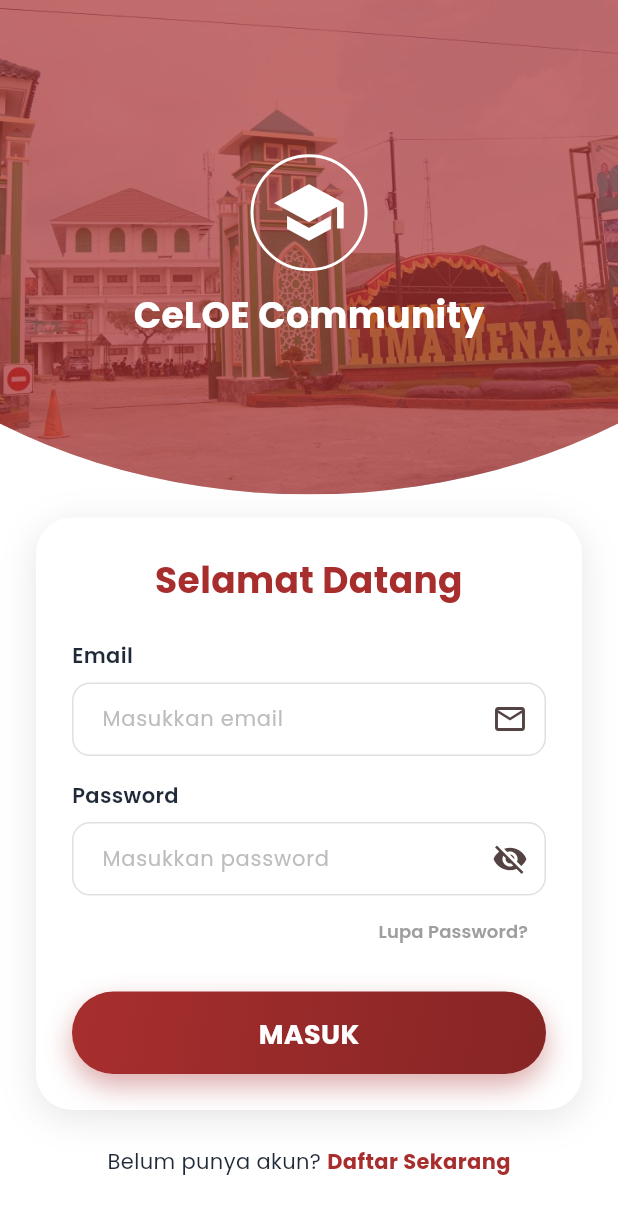
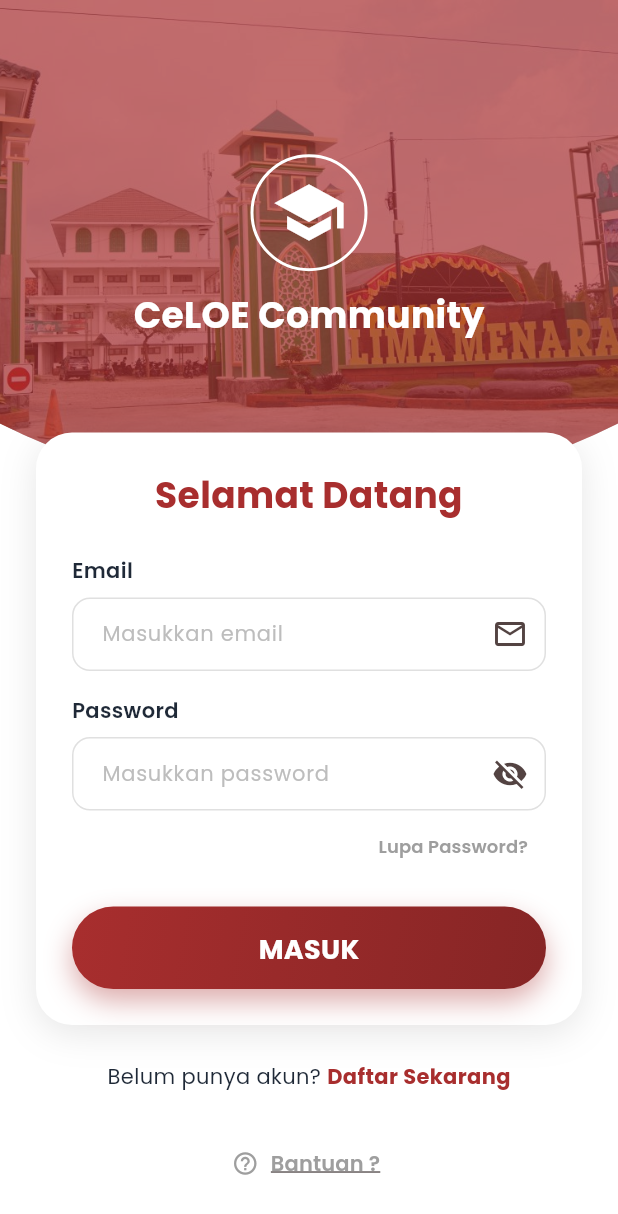
Before and after one commit to muzammilbinmarsuhen/Project-Uas-Celoe_Community, a Flutter app: the screen it shows after launch, on a phone screen of 412 x 824 dp. Shown: the top 1214 px of the screen. Run offline on Flutter 3.47's test engine with Material 3 defaults, Android fonts, the phone set to English and light mode, and no system bars; our stand-ins replace file_picker, flutter_riverpod, google_fonts, image_picker, shared_preferences, video_player and 2 more; missing offline and left inert: webview_flutter_wkwebview.

Commit message:
Penyempurnaan navigasi buttom dan penambahan fitur Bantuan di login

```diff
--- a/lib/features/auth/widgets/liquid_button.dart
+++ b/lib/features/auth/widgets/liquid_button.dart
@@ -19,30 +19,59 @@
   State<LiquidFillButton> createState() => _LiquidFillButtonState();
 }
 
-class _LiquidFillButtonState extends State<LiquidFillButton> with SingleTickerProviderStateMixin {
-  late AnimationController _controller;
-  late Animation<double> _animation;
+class _LiquidFillButtonState extends State<LiquidFillButton> with TickerProviderStateMixin {
+  late AnimationController _fillController;
+  late Animation<double> _fillAnimation;
+
+  late AnimationController _scaleController;
+  late Animation<double> _scaleAnimation;
 
   @override
   void initState() {
     super.initState();
-    _controller = AnimationController(
+    _fillController = AnimationController(
       duration: widget.duration,
       vsync: this,
     );
-    _animation = Tween<double>(begin: 0.0, end: 1.0).animate(
-      CurvedAnimation(parent: _controller, curve: Curves.easeInOut),
+    _fillAnimation = Tween<double>(begin: 0.0, end: 1.0).animate(
+      CurvedAnimation(parent: _fillController, curve: Curves.easeInOutCubic),
+    );
+
+    _scaleController = AnimationController(
+      duration: const Duration(milliseconds: 100),
+      vsync: this,
+    );
+    _scaleAnimation = Tween<double>(begin: 1.0, end: 0.95).animate(
+      CurvedAnimation(parent: _scaleController, curve: Curves.easeInOut),
     );
   }
 
   @override
   void dispose() {
-    _controller.dispose();
+    _fillController.dispose();
+    _scaleController.dispose();
     super.dispose();
   }
 
-  void _handlePress() {
-    _controller.forward(from: 0.0);
+  void _handleTapDown(TapDownDetails details) {
+    if (!_fillController.isAnimating && _fillController.value == 0) {
+       _scaleController.forward();
+    }
+  }
+
+  void _handleTapUp(TapUpDetails details) {
+    if (!_fillController.isAnimating && _fillController.value == 0) {
+      _scaleController.reverse();
+      _startFill();
+    }
+  }
+
+  void _handleTapCancel() {
+    _scaleController.reverse();
+  }
+
+  void _startFill() {
+    _fillController.forward(from: 0.0);
     // Delay actual action slightly to show fill effect
     Future.delayed(const Duration(milliseconds: 600), () {
       if (mounted) widget.onPressed();
@@ -52,11 +81,15 @@
   @override
   Widget build(BuildContext context) {
     return GestureDetector(
-      onTap: _handlePress,
+      onTapDown: _handleTapDown,
+      onTapUp: _handleTapUp,
+      onTapCancel: _handleTapCancel,
       child: AnimatedBuilder(
-        animation: _animation,
+        animation: Listenable.merge([_fillAnimation, _scaleAnimation]),
         builder: (context, child) {
-          return Container(
+          return Transform.scale(
+            scale: _scaleAnimation.value,
+            child: Container(
               width: double.infinity,
               padding: const EdgeInsets.symmetric(vertical: 16),
               decoration: BoxDecoration(
@@ -80,47 +113,37 @@
               child: Stack(
                 alignment: Alignment.center,
                 children: [
-                // 1. Progress Fill
-                Positioned.fill(
-                  child: ClipRRect(
-                    borderRadius: BorderRadius.circular(50),
-                    child: Align(
-                      alignment: Alignment.centerLeft,
-                      child: Container(
-                        width: MediaQuery.of(context).size.width * _animation.value,
-                        color: Colors.white.withValues(alpha: 0.2),
-                      ),
-                    ),
-                  ),
-                ),
-                // 2. Wave Effect
+                  // 1. Progress Fill (Background Layer)
                   Positioned.fill(
                     child: ClipRRect(
                       borderRadius: BorderRadius.circular(50),
                       child: CustomPaint(
                         painter: LiquidWavePainter(
-                        _animation.value,
-                        offset: _animation.value * 100,
-                        color: Colors.white.withValues(alpha: 0.3)
+                          _fillAnimation.value,
+                          wavePhase: _fillAnimation.value * 2 * pi,
+                          color: Colors.white.withValues(alpha: 0.15),
+                          waveFrequency: 1.5,
                         ),
                       ),
                     ),
                   ),
-                // 3. Second Wave
+                  // 2. Progress Fill (Foreground Layer)
                   Positioned.fill(
                     child: ClipRRect(
                       borderRadius: BorderRadius.circular(50),
                       child: CustomPaint(
                         painter: LiquidWavePainter(
-                        _animation.value * 0.85,
-                        offset: _animation.value * 150 + 50,
-                        color: Colors.white.withValues(alpha: 0.15)
+                          _fillAnimation.value,
+                          wavePhase: _fillAnimation.value * 2 * pi + 1.5,
+                          color: Colors.white.withValues(alpha: 0.25),
+                          waveFrequency: 1.0,
                         ),
                       ),
                     ),
                   ),
                   widget.child,
                 ],
+              ),
             ),
           );
         },
@@ -131,10 +154,15 @@
 
 class LiquidWavePainter extends CustomPainter {
   final double progress;
-  final double offset;
+  final double wavePhase;
   final Color color;
+  final double waveFrequency;
 
-  LiquidWavePainter(this.progress, {this.offset = 0, required this.color});
+  LiquidWavePainter(this.progress, {
+    required this.wavePhase,
+    required this.color,
+    this.waveFrequency = 1.0,
+  });
 
   @override
   void paint(Canvas canvas, Size size) {
@@ -145,34 +173,42 @@
       ..style = PaintingStyle.fill;
 
     final path = Path();
-    path.moveTo(0, 0);
+    // Start from bottom-left
+    path.moveTo(0, size.height);
+    path.lineTo(0, 0);
 
-    const step = 2.0;
-    final rightEdgeX = size.width * progress;
+    // If progress is full, just fill rect
+    if (progress >= 1.0) {
+      canvas.drawRect(Rect.fromLTWH(0, 0, size.width, size.height), paint);
+      return;
+    }
 
-    for (double y = 0; y <= size.height; y += step) {
-       final x = rightEdgeX + sin((y + offset) / 40) * 25 * (1.1 - progress);
+    // Wavy right edge
+    final baseWidth = size.width * progress;
+    // We want the wave to be vertical along the advancing edge?
+    // Wait, typical liquid button fills from left to right.
+    // The previous implementation had a vertical line moving right.
+
+    // Let's make the wave amplitude fade out as it reaches 100%
+    final amplitude = 15.0 * (1.0 - progress);
+
+    path.lineTo(baseWidth, 0);
+
+    // Draw wave downwards
+    for (double y = 0; y <= size.height; y += 2) {
+      final x = baseWidth + sin((y / size.height * 4 * pi * waveFrequency) + wavePhase) * amplitude;
       path.lineTo(x, y);
     }
 
     path.lineTo(0, size.height);
     path.close();
 
-    // Wavy Right Edge Overlay
-    final overlayPath = Path();
-    overlayPath.moveTo(0, 0);
-    for(double y = 0; y <= size.height; y+= 2) {
-       final wave = sin((y + offset * 10) / 15) * 8;
-       overlayPath.lineTo((size.width * progress) + wave, y);
-    }
-    overlayPath.lineTo(size.width * progress, size.height);
-    overlayPath.lineTo(0, size.height);
-    overlayPath.close();
-
     canvas.drawPath(path, paint);
   }
 
   @override
   bool shouldRepaint(LiquidWavePainter oldDelegate) =>
-      oldDelegate.progress != progress || oldDelegate.offset != offset;
+      oldDelegate.progress != progress ||
+      oldDelegate.wavePhase != wavePhase ||
+      oldDelegate.color != color;
 }
```
Also changed, not shown: lib/features/auth/help_page.dart (added, +160 -0 lines), lib/features/auth/login_page.dart (+43 -0 lines), lib/features/profile/profile_controller.dart (+9 -2 lines). Lines whose indentation alone changed are shown as unchanged.
